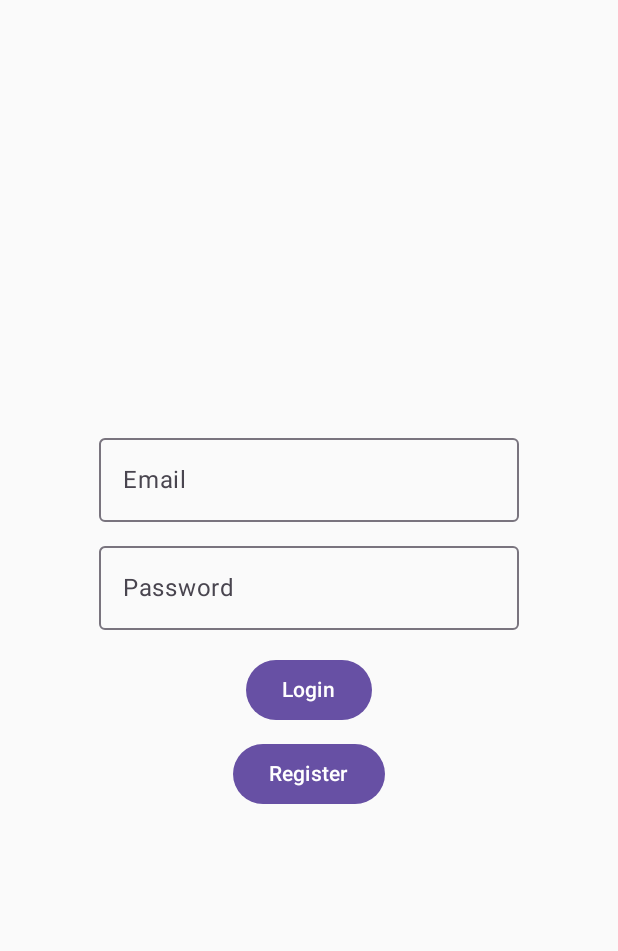
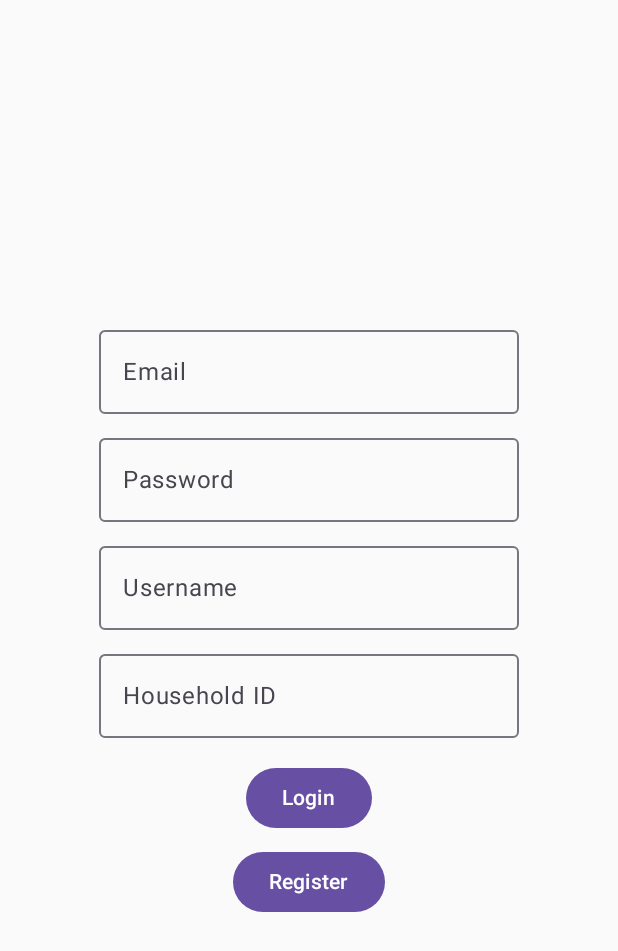
Before and after one commit to msvarcmajer/Autentikacija, an Android app built with Jetpack Compose: the screen it shows after launch (MainActivity), after a tap on "Register", on a phone screen of 412 x 824 dp. Shown: the top 951 px of the screen. Run offline under Robolectric (Android 15) with nearby library versions, the phone set to English and light mode, and no system bars; our stand-ins replace Firebase (no records; nobody signed in at launch, a user with empty details on screens opened directly).

Commit message:
register s dodatnim info

```diff
--- a/app/build.gradle.kts
+++ b/app/build.gradle.kts
@@ -62,6 +62,7 @@ dependencies {
     implementation(libs.androidx.material3)
     implementation(libs.firebase.firestore)
     implementation ("com.google.firebase:firebase-auth-ktx:23.0.0")
+    implementation ("androidx.navigation:navigation-compose:2.5.3")
     testImplementation(libs.junit)
     androidTestImplementation(libs.androidx.junit)
     androidTestImplementation(libs.androidx.espresso.core)
--- a/app/src/main/java/hr/ferit/autentikacija/MainActivity.kt
+++ b/app/src/main/java/hr/ferit/autentikacija/MainActivity.kt
@@ -6,7 +6,6 @@ import android.widget.Toast
 import androidx.activity.ComponentActivity
 import androidx.activity.compose.setContent
 import androidx.compose.foundation.layout.*
-
 import androidx.compose.material3.Button
 import androidx.compose.material3.OutlinedTextField
 import androidx.compose.material3.Text
@@ -18,16 +17,26 @@ import androidx.compose.ui.text.input.PasswordVisualTransformation
 import androidx.compose.ui.tooling.preview.Preview
 import androidx.compose.ui.unit.dp
 import com.google.firebase.auth.FirebaseAuth
+import androidx.navigation.compose.rememberNavController
+import androidx.navigation.compose.NavHost
+import androidx.navigation.compose.composable
+import com.google.firebase.firestore.FirebaseFirestore
 
 class MainActivity : ComponentActivity() {
     override fun onCreate(savedInstanceState: Bundle?) {
         super.onCreate(savedInstanceState)
         setContent {
+            val navController = rememberNavController()
             val currentUser = FirebaseAuth.getInstance().currentUser
 
-                LoginRegisterScreen()
-
-
+            NavHost(navController = navController, startDestination = if (currentUser != null) "blabla" else "login") {
+                composable("login") {
+                    LoginRegisterScreen()
+                }
+                composable("blabla") {
+                    blaBla()
+                }
+            }
         }
     }
 }
@@ -36,6 +45,8 @@ class MainActivity : ComponentActivity() {
 fun LoginRegisterScreen() {
     var email by remember { mutableStateOf("") }
     var password by remember { mutableStateOf("") }
+    var username by remember { mutableStateOf("") }
+    var householdId by remember { mutableStateOf("") }
     val context = LocalContext.current
 
     Column(
@@ -57,16 +68,32 @@ fun LoginRegisterScreen() {
             label = { Text("Password") },
             visualTransformation = PasswordVisualTransformation()
         )
+        Spacer(modifier = Modifier.height(8.dp))
+        OutlinedTextField(
+            value = username,
+            onValueChange = { username = it },
+            label = { Text("Username") }
+        )
+        Spacer(modifier = Modifier.height(8.dp))
+        OutlinedTextField(
+            value = householdId,
+            onValueChange = { householdId = it },
+            label = { Text("Household ID") }
+        )
         Spacer(modifier = Modifier.height(16.dp))
         Button(onClick = { signIn(context, email, password) }) {
             Text("Login")
-
         }
         Spacer(modifier = Modifier.height(8.dp))
-        Button(onClick = { register(context, email, password) }) {
+        Button(onClick = { register(context, email, password, username, householdId) }) {
             Text("Register")
         }
     }
+}
+
+@Composable
+fun blaBla() {
+    Text(text = "blabla")
 }
 
 private fun signIn(context: Context, email: String, password: String) {
@@ -75,7 +102,6 @@ private fun signIn(context: Context, email: String, password: String) {
             if (task.isSuccessful) {
                 // Prijavljeno uspješno
                 Toast.makeText(context, "Logged in successfully", Toast.LENGTH_SHORT).show()
-
             } else {
                 // Prijavljivanje neuspješno
                 Toast.makeText(context, "Login failed", Toast.LENGTH_SHORT).show()
@@ -83,12 +109,27 @@ private fun signIn(context: Context, email: String, password: String) {
         }
 }
 
-private fun register(context: Context, email: String, password: String) {
+private fun register(context: Context, email: String, password: String, username: String, householdId: String) {
     FirebaseAuth.getInstance().createUserWithEmailAndPassword(email, password)
         .addOnCompleteListener { task ->
             if (task.isSuccessful) {
-                // Registracija uspješna
-                Toast.makeText(context, "Registered successfully", Toast.LENGTH_SHORT).show()
+                // Registracija uspješna, sada spremi dodatne podatke u bazu
+                val userId = FirebaseAuth.getInstance().currentUser?.uid ?: return@addOnCompleteListener
+                val user = hashMapOf(
+                    "username" to username,
+                    "household_id" to householdId
+                )
+
+                // Spremi korisničke podatke u Firestore
+                val db = FirebaseFirestore.getInstance()
+                db.collection("users").document(userId)
+                    .set(user)
+                    .addOnSuccessListener {
+                        Toast.makeText(context, "Registered successfully", Toast.LENGTH_SHORT).show()
+                    }
+                    .addOnFailureListener {
+                        Toast.makeText(context, "Failed to save user data", Toast.LENGTH_SHORT).show()
+                    }
             } else {
                 // Registracija neuspješna
                 Toast.makeText(context, "Registration failed", Toast.LENGTH_SHORT).show()
```
